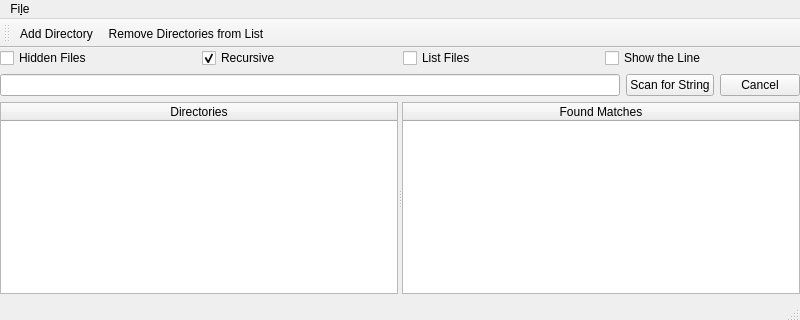
Above: mainwindow.ui from nothingelsematters/substring-finder before the change; both pictures show x 0 to 800 and y 0 to 320 of the 800 by 600 pixel window. Below: the same form after it.
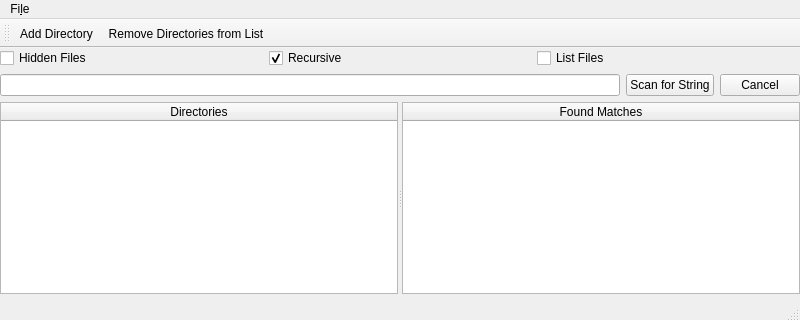
That is the form after the change.

```diff
--- a/mainwindow.ui
+++ b/mainwindow.ui
@@ -55,13 +55,6 @@
           </property>
          </widget>
         </item>
-        <item>
-         <widget class="QCheckBox" name="showLineCheckBox">
-          <property name="text">
-           <string>Show the Line</string>
-          </property>
-         </widget>
-        </item>
        </layout>
       </item>
       <item row="2" column="0">
```
